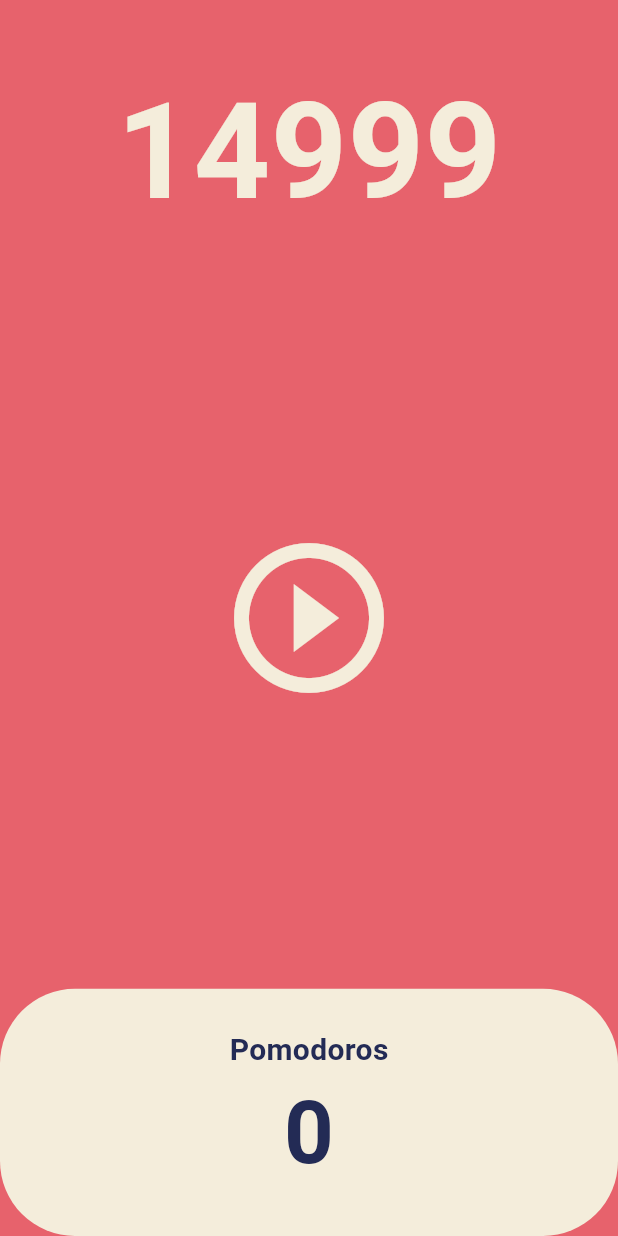
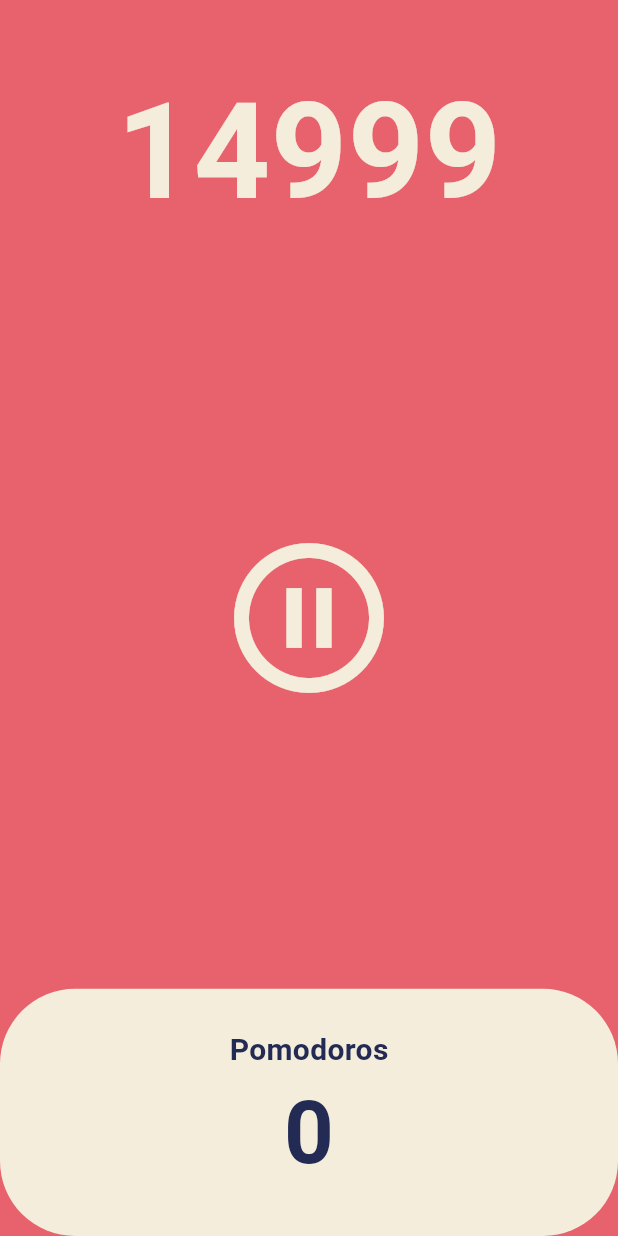
Before and after one commit to happy-yeachan/Flutter_Practice, a Flutter app: the screen it shows after launch, after a tap on the "play circle outline" icon, on a phone screen of 412 x 824 dp. Run offline on Flutter 3.47's test engine with Material 3 defaults, Android fonts, the phone set to English and light mode, and no system bars.

Commit message:
Pause Play

```diff
--- a/pomodoro_app/lib/screens/home_screen.dart
+++ b/pomodoro_app/lib/screens/home_screen.dart
@@ -1,7 +1,5 @@
-import 'dart:js';
 import 'dart:async';
 import 'package:flutter/material.dart';
-import 'package:flutter/widgets.dart';
 
 class HomeScreen extends StatefulWidget {
   const HomeScreen({super.key});
@@ -12,6 +10,7 @@ class HomeScreen extends StatefulWidget {
 
 class _HomeScreenState extends State<HomeScreen> {
   int totalSeconds = 15000;
+  bool isRunning = false;
   late Timer timer;
 
   void onTick(Timer timer) {
@@ -25,6 +24,16 @@ class _HomeScreenState extends State<HomeScreen> {
       const Duration(seconds: 1),
       onTick,
     );
+    setState(() {
+      isRunning = true;
+    });
+  }
+
+  void onPausePressed() {
+    timer.cancel();
+    setState(() {
+      isRunning = false;
+    });
   }
 
   @override
@@ -53,8 +62,10 @@ class _HomeScreenState extends State<HomeScreen> {
               child: IconButton(
                 iconSize: 120,
                 color: Theme.of(context).cardColor,
-                onPressed: onStartPressed,
-                icon: const Icon(Icons.play_circle_outline),
+                onPressed: isRunning ? onPausePressed : onStartPressed,
+                icon: isRunning
+                    ? const Icon(Icons.pause_circle_outline)
+                    : const Icon(Icons.play_circle_outline),
               ),
             ),
           ),
```
